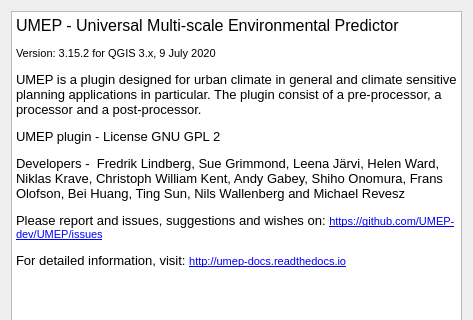
Above: UMEP_about.ui from UMEP-dev/UMEP before the change; both pictures show x 0 to 473 and y 0 to 320 of the 473 by 478 pixel window. Below: the same form after it.
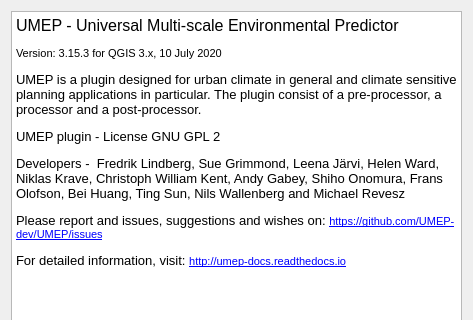
That is the form after the change.

What changed in the file:
```diff
--- a/UMEP_about.ui
+++ b/UMEP_about.ui
@@ -31,7 +31,7 @@
 p, li { white-space: pre-wrap; }
 &lt;/style&gt;&lt;/head&gt;&lt;body style=&quot; font-family:'MS Shell Dlg 2'; font-size:7.8pt; font-weight:400; font-style:normal;&quot;&gt;
 &lt;p style=&quot; margin-top:0px; margin-bottom:0px; margin-left:0px; margin-right:0px; -qt-block-indent:0; text-indent:0px;&quot;&gt;&lt;span style=&quot; font-size:12pt;&quot;&gt;UMEP - Universal Multi-scale Environmental Predictor &lt;/span&gt;&lt;/p&gt;
-&lt;p style=&quot; margin-top:12px; margin-bottom:12px; margin-left:0px; margin-right:0px; -qt-block-indent:0; text-indent:0px;&quot;&gt;&lt;span style=&quot; font-size:8pt;&quot;&gt;Version: 3.15.2 for QGIS 3.x, 9 July 2020&lt;/span&gt;&lt;/p&gt;
+&lt;p style=&quot; margin-top:12px; margin-bottom:12px; margin-left:0px; margin-right:0px; -qt-block-indent:0; text-indent:0px;&quot;&gt;&lt;span style=&quot; font-size:8pt;&quot;&gt;Version: 3.15.3 for QGIS 3.x, 10 July 2020&lt;/span&gt;&lt;/p&gt;
 &lt;p style=&quot; margin-top:12px; margin-bottom:12px; margin-left:0px; margin-right:0px; -qt-block-indent:0; text-indent:0px;&quot;&gt;&lt;span style=&quot; font-size:10pt;&quot;&gt;UMEP is a plugin designed for urban climate in general and climate sensitive planning applications in particular. The plugin consist of a pre-processor, a processor and a post-processor.&lt;/span&gt;&lt;/p&gt;
 &lt;p style=&quot; margin-top:12px; margin-bottom:12px; margin-left:0px; margin-right:0px; -qt-block-indent:0; text-indent:0px;&quot;&gt;&lt;span style=&quot; font-size:10pt;&quot;&gt;UMEP plugin - License GNU GPL 2&lt;/span&gt;&lt;/p&gt;
 &lt;p style=&quot; margin-top:12px; margin-bottom:12px; margin-left:0px; margin-right:0px; -qt-block-indent:0; text-indent:0px;&quot;&gt;&lt;span style=&quot; font-size:10pt;&quot;&gt;Developers -  Fredrik Lindberg, Sue Grimmond, Leena Järvi, Helen Ward, Niklas Krave, Christoph William Kent, Andy Gabey, Shiho Onomura, Frans Olofson, Bei Huang, Ting Sun, Nils Wallenberg and Michael Revesz&lt;/span&gt;&lt;/p&gt;
```
